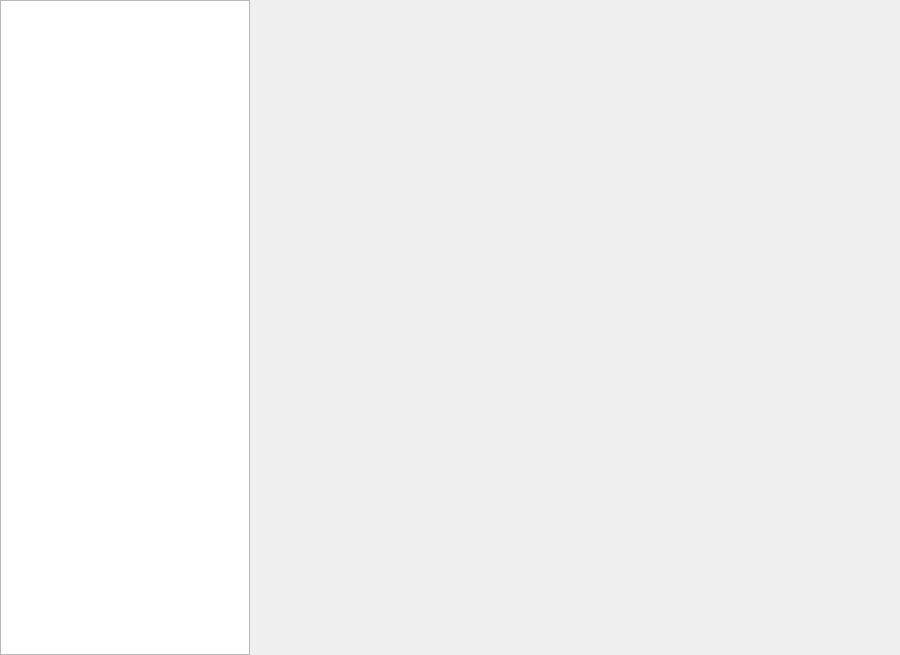
This is Documentacion/QtDesigner/menu_con_lista.ui in AsgardUtvt/ProyectoIntegrador1 as Qt 5 draws it before an edit. The edited form follows.
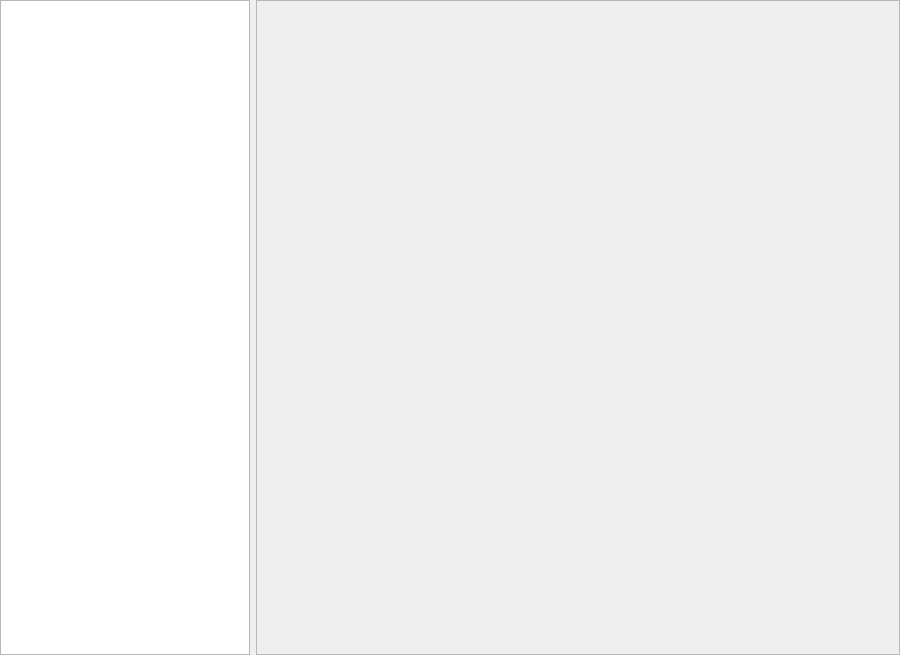
This is the edited form.

Commit message: Fix: Funcion de pacientes, menu tiene scrooll area

Patch:
```diff
--- a/Documentacion/QtDesigner/menu_con_lista.ui
+++ b/Documentacion/QtDesigner/menu_con_lista.ui
@@ -49,13 +49,26 @@
     </widget>
    </item>
    <item>
+    <widget class="QScrollArea" name="scrollArea_ventana">
+     <property name="widgetResizable">
+      <bool>true</bool>
+     </property>
     <widget class="QWidget" name="w_ventana" native="true">
+      <property name="geometry">
+       <rect>
+        <x>0</x>
+        <y>0</y>
+        <width>650</width>
+        <height>655</height>
+       </rect>
+      </property>
      <property name="sizePolicy">
       <sizepolicy hsizetype="Expanding" vsizetype="Expanding">
        <horstretch>1</horstretch>
        <verstretch>0</verstretch>
       </sizepolicy>
      </property>
+     </widget>
     </widget>
    </item>
   </layout>
```
Left out of the diff: 6 changed lines with no effect on the pictures. Lines whose indentation alone changed are shown as unchanged. The commit also changes 1 other file.
